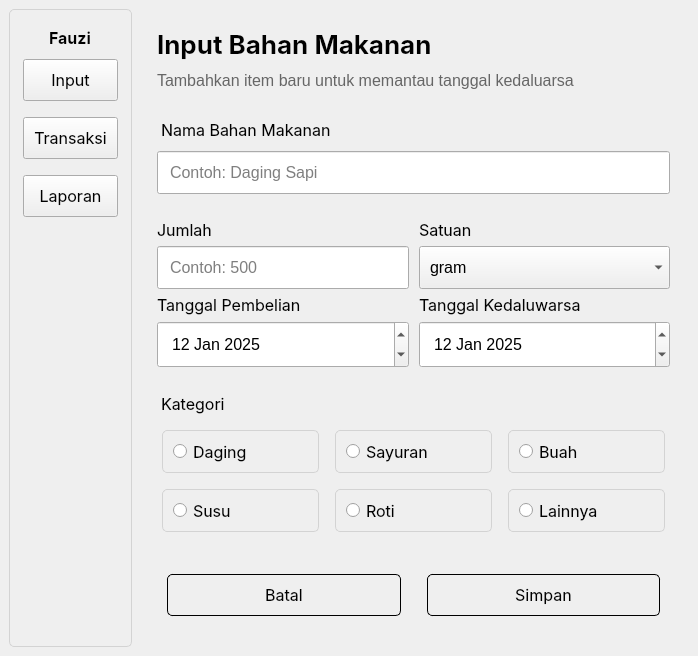
Alfiq123/Python_Development, file MainWindow_Page.ui: the form before one commit.
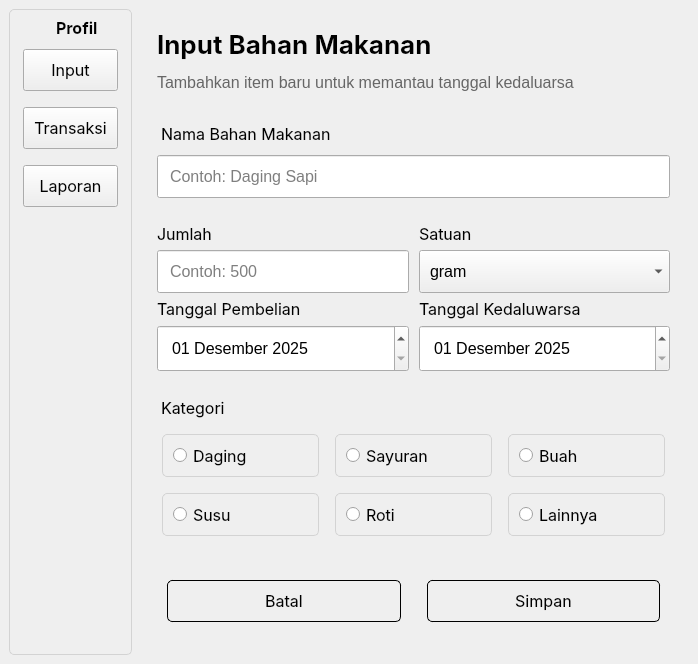
The form after the commit. Icons and pictures are not drawn.

What changed in the file:
```diff
--- a/MainWindow_Page.ui
+++ b/MainWindow_Page.ui
@@ -7,7 +7,7 @@
     <x>0</x>
     <y>0</y>
     <width>684</width>
-    <height>656</height>
+    <height>664</height>
    </rect>
   </property>
   <property name="windowTitle">
@@ -16,7 +16,7 @@
   <widget class="QWidget" name="centralwidget">
    <layout class="QGridLayout" name="gridLayout">
     <item row="0" column="1">
-     <widget class="QStackedWidget" name="stackedWidget">
+     <widget class="QStackedWidget" name="pages">
       <property name="currentIndex">
        <number>0</number>
       </property>
@@ -260,7 +260,7 @@
         <item row="2" column="1">
          <widget class="QFrame" name="p14_input">
           <property name="styleSheet">
-           <string notr="true">QLabel { font-size: 12pt; font-family: Inter, sans-serif; } QLineEdit,QComboBox,QDateEdit { font-size: 12pt; padding: 10px; }</string>
+           <string notr="true">QLabel { font-size: 12pt; font-family: Helvetica, Inter, sans-serif; } QLineEdit,QComboBox,QDateEdit { font-size: 12pt; padding: 10px; }</string>
           </property>
           <layout class="QGridLayout" name="layout3_grid" columnstretch="1,1">
            <property name="leftMargin">
@@ -333,6 +333,9 @@
            </item>
            <item row="1" column="1">
             <widget class="QComboBox" name="satuan_combo">
+             <property name="cursor">
+              <cursorShape>PointingHandCursor</cursorShape>
+             </property>
              <property name="styleSheet">
               <string notr="true"/>
              </property>
@@ -368,9 +371,22 @@
              <property name="styleSheet">
               <string notr="true"/>
              </property>
+             <property name="locale">
+              <locale language="Indonesian" country="Indonesia"/>
+             </property>
              <property name="readOnly">
               <bool>false</bool>
              </property>
+             <property name="dateTime">
+              <datetime>
+               <hour>0</hour>
+               <minute>0</minute>
+               <second>0</second>
+               <year>2025</year>
+               <month>12</month>
+               <day>1</day>
+              </datetime>
+             </property>
              <property name="maximumDate">
               <date>
                <year>9999</year>
@@ -378,11 +394,14 @@
                <day>30</day>
               </date>
              </property>
+             <property name="displayFormat">
+              <string>dd MMMM yyyy</string>
+             </property>
              <property name="date">
               <date>
                <year>2025</year>
-               <month>1</month>
-               <day>12</day>
+               <month>12</month>
+               <day>1</day>
               </date>
              </property>
             </widget>
@@ -392,11 +411,27 @@
              <property name="styleSheet">
               <string notr="true"/>
              </property>
+             <property name="locale">
+              <locale language="Indonesian" country="Indonesia"/>
+             </property>
+             <property name="dateTime">
+              <datetime>
+               <hour>0</hour>
+               <minute>0</minute>
+               <second>0</second>
+               <year>2025</year>
+               <month>12</month>
+               <day>1</day>
+              </datetime>
+             </property>
+             <property name="displayFormat">
+              <string>dd MMMM yyyy</string>
+             </property>
              <property name="date">
               <date>
                <year>2025</year>
-               <month>1</month>
-               <day>12</day>
+               <month>12</month>
+               <day>1</day>
               </date>
              </property>
             </widget>
@@ -411,21 +446,24 @@
         <item row="3" column="0">
          <widget class="QFrame" name="p32_transaksi">
           <property name="styleSheet">
-           <string notr="true">QFrame#p32_transaksi { border: 1px solid; border-color: lightgray; border-radius: 5px; padding: 20px 10px 20px 10px; } QPushButton { border: 1px solid; border-radius: 5px; font-family: Helvetica, Inter, Sans-serif; font-size: 12pt; margin: 10px; padding: 10px; }</string>
+           <string notr="true">QFrame#p32_transaksi { border: 1px solid; border-color: lightgray; border-radius: 5px; padding: 20px 10px 20px 10px; } QPushButton { border: 1px solid; border-radius: 5px; font-family: Helvetica, Inter, Sans-serif; font-size: 12pt; margin: 10px; padding: 10px; } QPushButton:hover { background-color: AntiqueWhite; } QPushButton:pressed { background-color: Bisque; } QLabel { font-family: Helvetica, Inter, sans-serif; font-size: 12pt; }</string>
           </property>
           <layout class="QGridLayout" name="gridLayout_6" columnstretch="1,1">
            <item row="4" column="0">
             <widget class="QLabel" name="label_9">
              <property name="styleSheet">
-              <string notr="true">font-size: 12pt; font-family: Inter, sans-serif; margin: 5px;</string>
+              <string notr="true"/>
              </property>
              <property name="text">
-              <string>TextLabel</string>
+              <string>Jumlah Transaksi</string>
              </property>
             </widget>
            </item>
            <item row="3" column="1">
             <widget class="QPushButton" name="pushButton_2">
+             <property name="cursor">
+              <cursorShape>CrossCursor</cursorShape>
+             </property>
              <property name="styleSheet">
               <string notr="true"/>
              </property>
@@ -439,25 +477,41 @@
              <property name="styleSheet">
               <string notr="true">font-size: 12pt; font-family: Inter, sans-serif; padding: 10px; margin: 5px;</string>
              </property>
+             <property name="locale">
+              <locale language="Indonesian" country="Indonesia"/>
+             </property>
+             <property name="dateTime">
+              <datetime>
+               <hour>0</hour>
+               <minute>0</minute>
+               <second>0</second>
+               <year>2025</year>
+               <month>11</month>
+               <day>30</day>
+              </datetime>
+             </property>
+             <property name="displayFormat">
+              <string>dd MMMM yyyy</string>
+             </property>
             </widget>
            </item>
            <item row="2" column="0" colspan="2">
             <widget class="QLabel" name="label_4">
              <property name="styleSheet">
-              <string notr="true">font-size: 12pt; font-family: Inter, sans-serif; margin: 5px;</string>
+              <string notr="true"/>
              </property>
              <property name="text">
-              <string>TextLabel</string>
+              <string>Jenis Transaksi</string>
              </property>
             </widget>
            </item>
            <item row="4" column="1">
             <widget class="QLabel" name="label_10">
              <property name="styleSheet">
-              <string notr="true">font-size: 12pt; font-family: Inter, sans-serif; margin: 5px;</string>
+              <string notr="true"/>
              </property>
              <property name="text">
-              <string>TextLabel</string>
+              <string>Tanggal Transaksi</string>
              </property>
             </widget>
            </item>
@@ -470,6 +524,9 @@
            </item>
            <item row="6" column="1">
             <widget class="QPushButton" name="pushButton_3">
+             <property name="cursor">
+              <cursorShape>PointingHandCursor</cursorShape>
+             </property>
              <property name="styleSheet">
               <string notr="true"/>
              </property>
@@ -480,6 +537,9 @@
            </item>
            <item row="3" column="0">
             <widget class="QPushButton" name="pushButton">
+             <property name="cursor">
+              <cursorShape>CrossCursor</cursorShape>
+             </property>
              <property name="styleSheet">
               <string notr="true"/>
              </property>
@@ -490,6 +550,9 @@
            </item>
            <item row="6" column="0">
             <widget class="QPushButton" name="pushButton_4">
+             <property name="cursor">
+              <cursorShape>PointingHandCursor</cursorShape>
+             </property>
              <property name="styleSheet">
               <string notr="true"/>
              </property>
@@ -508,10 +571,10 @@
            <item row="0" column="0" colspan="2">
             <widget class="QLabel" name="label_3">
              <property name="styleSheet">
-              <string notr="true">font-size: 12pt; font-family: Inter, sans-serif; margin: 5px;</string>
+              <string notr="true"/>
              </property>
              <property name="text">
-              <string>TextLabel</string>
+              <string>Nama Bahan Makanan</string>
              </property>
             </widget>
            </item>
@@ -563,7 +626,7 @@
          </widget>
         </item>
         <item row="4" column="0">
-         <spacer name="verticalSpacer">
+         <spacer name="vspacer2">
           <property name="orientation">
            <enum>Qt::Orientation::Vertical</enum>
           </property>
@@ -594,7 +657,7 @@
           <item>
            <widget class="QLabel" name="label_6">
             <property name="styleSheet">
-             <string notr="true">font-family: Helvetica, Inter, Sans-serif; font-size: 16px; font-color: gray; padding: 5px 10px 5px 10px;</string>
+             <string notr="true">font-family: Helvetica, Inter, Sans-serif; font-size: 16px; color: gray; padding: 5px 10px 5px 10px;</string>
             </property>
             <property name="text">
              <string>Pantau dan kelola bahan makanan yang akan kedaluwarsa</string>
@@ -616,7 +679,13 @@
              <item row="1" column="0">
               <widget class="QTableView" name="tableView">
                <property name="styleSheet">
-                <string notr="true">padding: 10px; margin: 5px;</string>
+                <string notr="true">font-family: Helvetica, Inter, sans-serif; font-size: 12pt;</string>
+               </property>
+               <property name="editTriggers">
+                <set>QAbstractItemView::EditTrigger::NoEditTriggers</set>
+               </property>
+               <property name="wordWrap">
+                <bool>false</bool>
                </property>
               </widget>
              </item>
@@ -711,7 +780,7 @@
        </sizepolicy>
       </property>
       <property name="styleSheet">
-       <string notr="true">QFrame#base_sidebar { border: 1px solid; border-radius: 5px; border-color: LightGray; }</string>
+       <string notr="true">QFrame#base_sidebar { border: 1px solid; border-radius: 5px; border-color: LightGray; } QLabel { font-family: Helvetica, Inter, Sans-serif; font-size: 12pt; font-weight: bold; padding: 10px 10px 10px 10px; } QPushButton { font-family: Helvetica, Inter, Sans-serif; padding: 10px; margin: 5px; font-size: 12pt; }</string>
       </property>
       <layout class="QVBoxLayout" name="verticalLayout">
        <property name="leftMargin">
@@ -727,22 +796,65 @@
         <number>8</number>
        </property>
        <item alignment="Qt::AlignmentFlag::AlignHCenter|Qt::AlignmentFlag::AlignVCenter">
-        <widget class="QLabel" name="label_profil">
-         <property name="styleSheet">
-          <string notr="true">font-family: Helvetica, Inter, Sans-serif; font-size: 12pt; font-weight: bold; padding: 10px 10px 0px 10px;</string>
-         </property>
-         <property name="text">
-          <string>Fauzi</string>
-         </property>
+        <widget class="QFrame" name="foto_profil">
+         <layout class="QHBoxLayout" name="horizontalLayout">
+          <property name="spacing">
+           <number>0</number>
+          </property>
+          <property name="leftMargin">
+           <number>0</number>
+          </property>
+          <property name="topMargin">
+           <number>0</number>
+          </property>
+          <property name="rightMargin">
+           <number>0</number>
+          </property>
+          <property name="bottomMargin">
+           <number>0</number>
+          </property>
+          <item>
+           <widget class="QLabel" name="label_profil">
+            <property name="maximumSize">
+             <size>
+              <width>32</width>
+              <height>32</height>
+             </size>
+            </property>
+            <property name="styleSheet">
+             <string notr="true">margin: 0px 0px 0px 0px; padding: 0px 2px 0px 0px;</string>
+            </property>
+            <property name="text">
+             <string/>
+            </property>
+            <property name="pixmap">
+             <pixmap>Python_College/OOP/2A_PBO_P4_Fauzi.T/UAS/Assets/user.png</pixmap>
+            </property>
+            <property name="scaledContents">
+             <bool>true</bool>
+            </property>
+           </widget>
+          </item>
+          <item alignment="Qt::AlignmentFlag::AlignHCenter|Qt::AlignmentFlag::AlignVCenter">
+           <widget class="QLabel" name="label_profilnama">
+            <property name="styleSheet">
+             <string notr="true">margin: 0px 0px 0px 0px; padding: 0px 0px 0px 2px;</string>
+            </property>
+            <property name="text">
+             <string>Profil</string>
+            </property>
+           </widget>
+          </item>
+         </layout>
         </widget>
        </item>
        <item>
-        <widget class="QPushButton" name="tombol_input">
+        <widget class="QPushButton" name="side_input">
          <property name="cursor">
           <cursorShape>PointingHandCursor</cursorShape>
          </property>
          <property name="styleSheet">
-          <string notr="true">font-family: Helvetica, Inter, Sans-serif; padding: 10px; margin: 5px; font-size: 12pt;</string>
+          <string notr="true"/>
          </property>
          <property name="text">
           <string>Input</string>
@@ -750,12 +862,12 @@
         </widget>
        </item>
        <item>
-        <widget class="QPushButton" name="tombol_transaksi">
+        <widget class="QPushButton" name="side_transaksi">
          <property name="cursor">
           <cursorShape>PointingHandCursor</cursorShape>
          </property>
          <property name="styleSheet">
-          <string notr="true">font-family: Helvetica, Inter, Sans-serif; padding: 10px; margin: 5px; font-size: 12pt;</string>
+          <string notr="true"/>
          </property>
          <property name="text">
           <string>Transaksi</string>
@@ -763,12 +875,12 @@
         </widget>
        </item>
        <item>
-        <widget class="QPushButton" name="tombol_laporan">
+        <widget class="QPushButton" name="side_laporan">
          <property name="cursor">
           <cursorShape>PointingHandCursor</cursorShape>
          </property>
          <property name="styleSheet">
-          <string notr="true">font-family: Helvetica, Inter, Sans-serif; padding: 10px; margin: 5px; font-size: 12pt;</string>
+          <string notr="true"/>
          </property>
          <property name="text">
           <string>Laporan</string>
@@ -776,7 +888,7 @@
         </widget>
        </item>
        <item>
-        <spacer name="verticalSpacer_2">
+        <spacer name="vspacer1">
          <property name="orientation">
           <enum>Qt::Orientation::Vertical</enum>
          </property>
```
